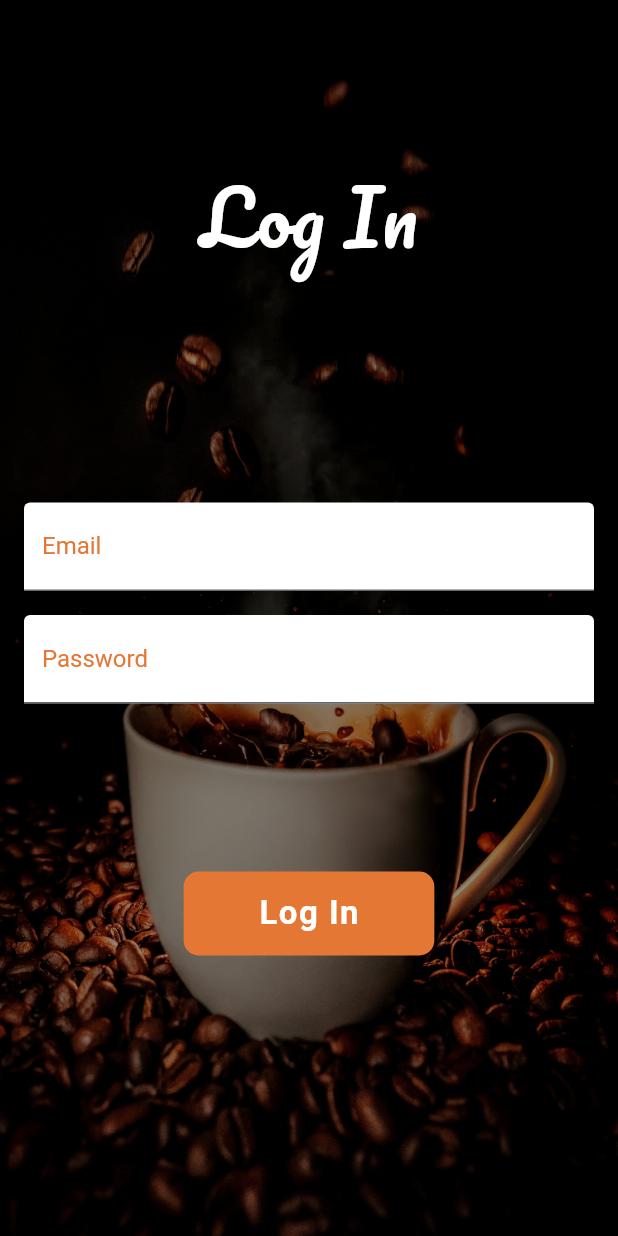
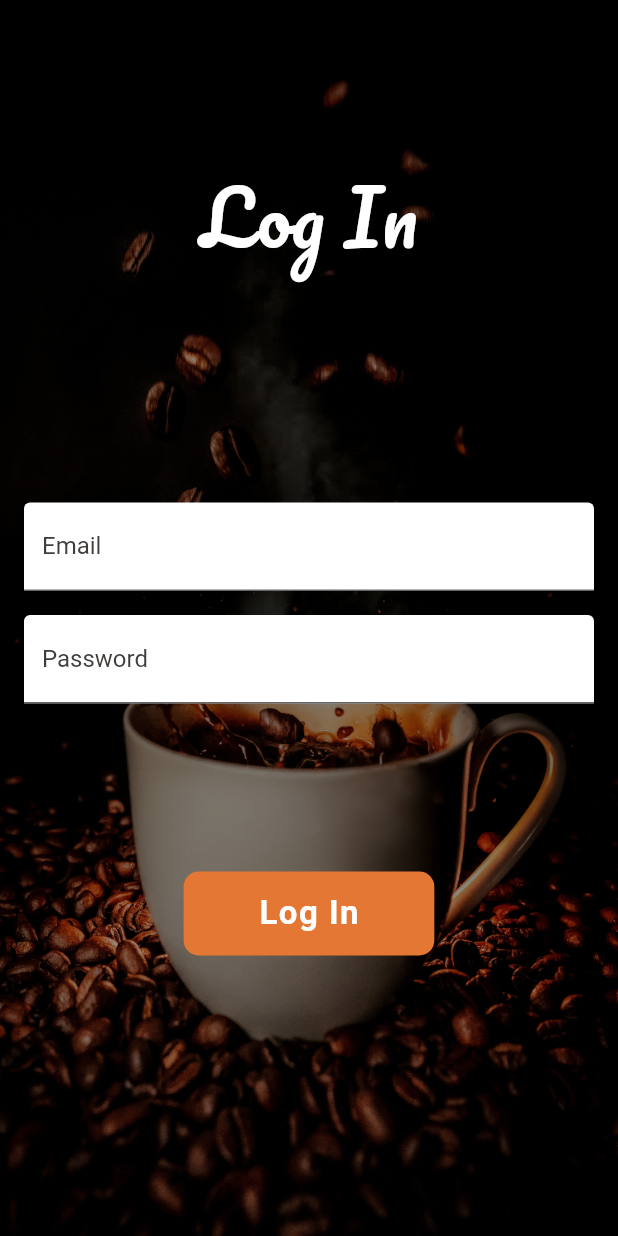
Before and after one commit to rvegarodz/Express_O, a Flutter app: the screen it shows after launch, after a tap on "Log In", on a phone screen of 412 x 824 dp. Run offline on Flutter 3.47's test engine with Material 2 defaults, Android fonts, the phone set to English and light mode, and no system bars; our stand-ins replace cloud_firestore, firebase_auth, firebase_core, google_fonts, logger; accounts and stored records are empty; network calls fail.

Commit message:
changes on costumesnackbar

```diff
--- a/coffee_shop-main/lib/screens/log_in_screen.dart
+++ b/coffee_shop-main/lib/screens/log_in_screen.dart
@@ -91,7 +91,7 @@ class LogInPageState extends State<LogInPage> {
                                   filled: true,
                                   fillColor: Colors.white,
                                   labelStyle: TextStyle(
-                                    color: Color(0xFFE57734),
+                                    color: Color.fromARGB(255, 64, 61, 59),
                                   ),
                                 ),
                                 keyboardType: TextInputType.emailAddress,
@@ -110,7 +110,7 @@ class LogInPageState extends State<LogInPage> {
                                     filled: true,
                                     fillColor: Colors.white,
                                     labelStyle: TextStyle(
-                                      color: Color(0xFFE57734),
+                                      color: Color.fromARGB(255, 64, 61, 59),
                                     )),
                                 obscureText: true,
                                 validator: (value) {
```
Also changed, not shown: coffee_shop-main/lib/widgets/custom_snackbar.dart (+33 -4 lines).
